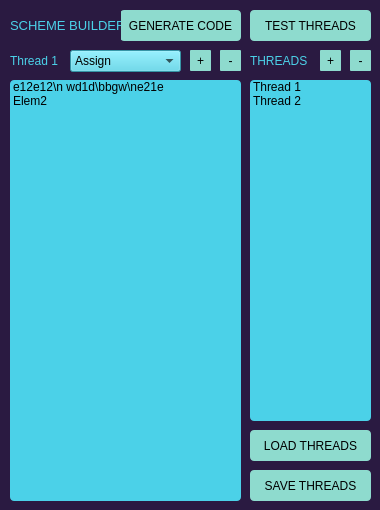
Before: the Qt Designer form interface/interface backup/main_window.ui in DenXneD/Scheme_Builder, drawn with Qt 5.
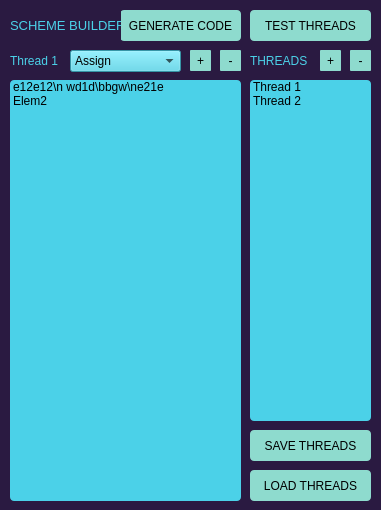
After: the same form once the commit is applied.

```diff
--- a/interface/interface backup/main_window.ui
+++ b/interface/interface backup/main_window.ui
@@ -12,7 +12,7 @@
    <rect>
     <x>0</x>
     <y>0</y>
-    <width>380</width>
+    <width>381</width>
     <height>510</height>
    </rect>
   </property>
@@ -179,7 +179,7 @@
     <property name="geometry">
      <rect>
       <x>250</x>
-      <y>470</y>
+      <y>430</y>
       <width>121</width>
       <height>31</height>
      </rect>
@@ -349,7 +349,7 @@
     <property name="geometry">
      <rect>
       <x>250</x>
-      <y>430</y>
+      <y>470</y>
       <width>121</width>
       <height>31</height>
      </rect>
```
